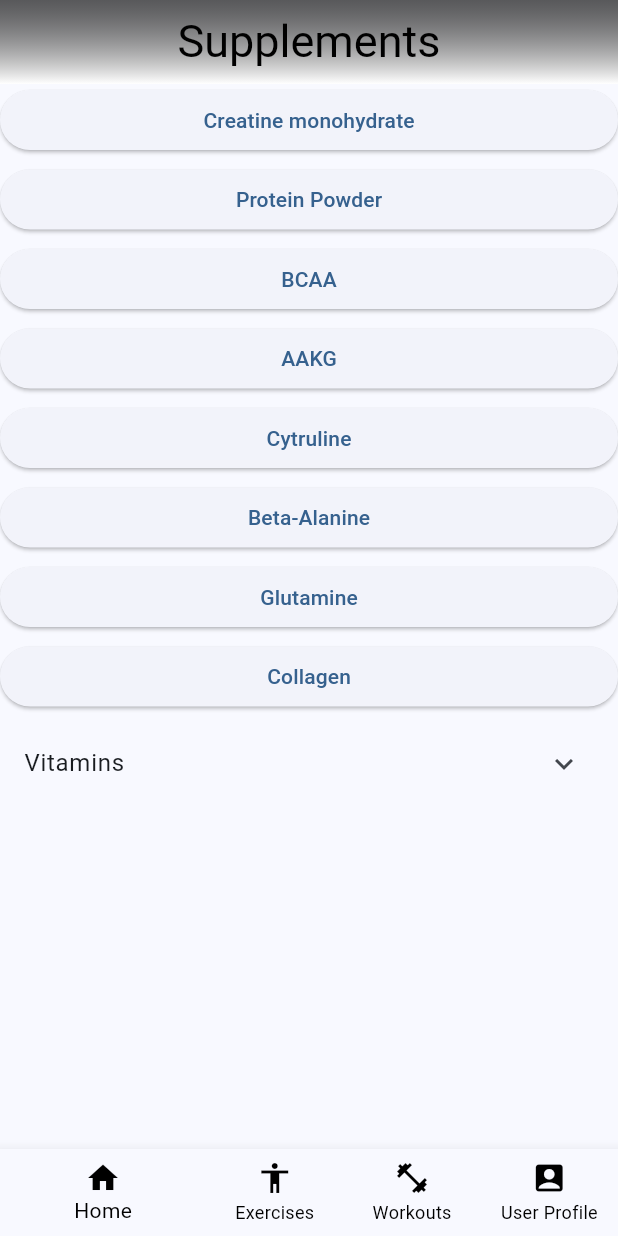
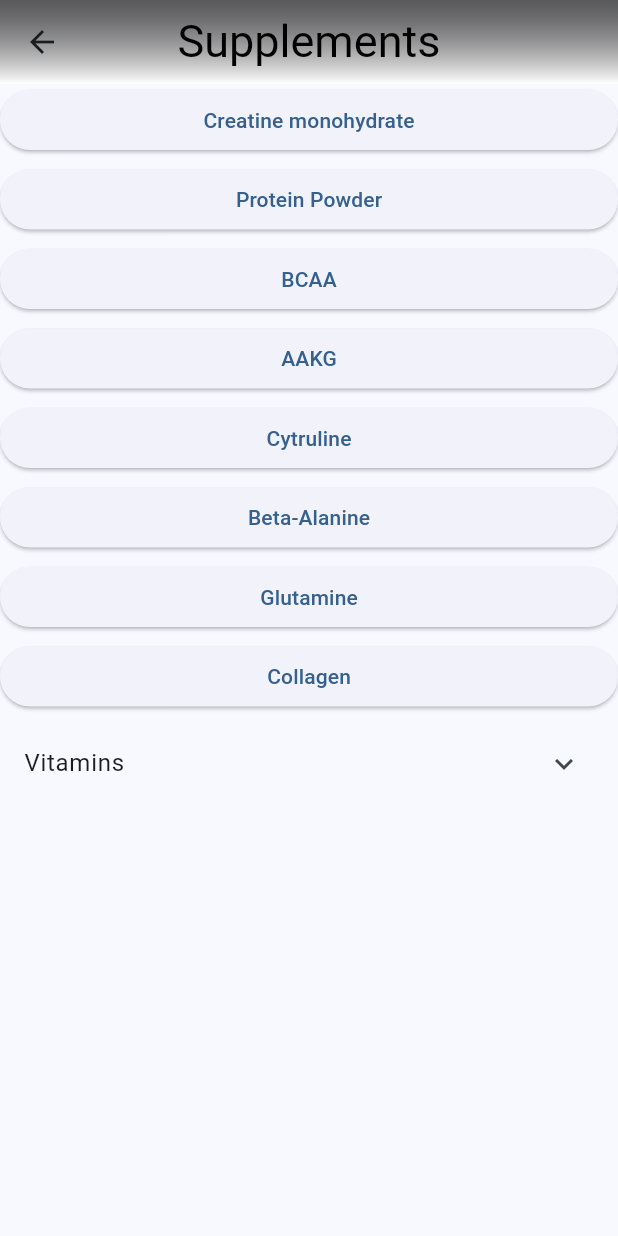
Before and after one commit to mateuszkasprzak94/fitness_prodigy, a Flutter app: the Features screen opened directly with empty values, after a tap on "SUPPLEMENTS", on a phone screen of 412 x 824 dp. Run offline on Flutter 3.47's test engine with Material 2 defaults, Android fonts, the phone set to English and light mode, and no system bars; our stand-ins replace bloc, cloud_firestore, firebase_auth, firebase_core, flutter_bloc, google_fonts and 1 more; accounts and stored records are empty; Roboto replaces fonts that are missing (Satisfy).

Commit message:
Remove buttons from features page

```diff
--- a/lib/app/features/features_page.dart
+++ b/lib/app/features/features_page.dart
@@ -58,10 +58,10 @@ class _FeaturesState extends State<Features> {
               fit: BoxFit.cover,
             ),
             SizedBox(height: 15),
-            ExerciseExamplesButton(),
-            SizedBox(height: 15),
-            WorkoutPlansButton(),
-            SizedBox(height: 15),
+            // ExerciseExamplesButton(),
+            // SizedBox(height: 15),
+            // WorkoutPlansButton(),
+            // SizedBox(height: 15),
             DietButton(),
             SizedBox(height: 15),
             SupplementsButton(),
@@ -78,8 +78,8 @@ class _FeaturesState extends State<Features> {
             SizedBox(height: 15),
             EventPlannerButton(),
             SizedBox(height: 15),
-            UserProfileButton(),
-            SizedBox(height: 15),
+            // UserProfileButton(),
+            // SizedBox(height: 15),
           ],
         ),
       ),
--- a/lib/app/features/supplements/supplements_page.dart
+++ b/lib/app/features/supplements/supplements_page.dart
@@ -1,6 +1,4 @@
 import 'package:firebase_auth/firebase_auth.dart';
-import 'package:fitness_prodigy/app/features/exercies_examples/exercies_examples_page.dart';
-import 'package:fitness_prodigy/app/features/features_page.dart';
 import 'package:fitness_prodigy/app/features/supplements/supplements_type/aakg_page.dart';
 import 'package:fitness_prodigy/app/features/supplements/supplements_type/bcaa_page.dart';
 import 'package:fitness_prodigy/app/features/supplements/supplements_type/beta_alanine_page.dart';
@@ -9,8 +7,6 @@ import 'package:fitness_prodigy/app/features/supplements/supplements_type/creati
 import 'package:fitness_prodigy/app/features/supplements/supplements_type/citrulline_page.dart';
 import 'package:fitness_prodigy/app/features/supplements/supplements_type/glutamine_page.dart';
 import 'package:fitness_prodigy/app/features/supplements/supplements_type/protein_powder_page.dart';
-import 'package:fitness_prodigy/app/features/user_profile/user_profile_page.dart';
-import 'package:fitness_prodigy/app/features/workout_plans/workout_plans_page.dart';
 import 'package:flutter/material.dart';
 import 'package:flutter/services.dart';
 import 'package:google_fonts/google_fonts.dart';
@@ -47,7 +43,7 @@ class _SupplementsPageState extends State<SupplementsPage> {
           ),
         ),
         systemOverlayStyle: SystemUiOverlayStyle.light,
-        automaticallyImplyLeading: false,
+        automaticallyImplyLeading: true,
       ),
       body: Center(
         child: ListView(
@@ -108,71 +104,6 @@ class _SupplementsPageState extends State<SupplementsPage> {
             ),
           ],
         ),
-      ),
-      bottomNavigationBar: BottomNavigationBar(
-        currentIndex: currentIndex,
-        onTap: (newIndex) {
-          setState(() {
-            currentIndex = newIndex;
-          });
-          if (newIndex == 0) {
-            Navigator.push(
-              context,
-              MaterialPageRoute(
-                builder: (_) => Features(
-                  user: widget.user,
-                ),
-              ),
-            );
-          } else if (newIndex == 1) {
-            Navigator.push(
-              context,
-              MaterialPageRoute(
-                builder: (_) => ExerciseExamplesPage(
-                  user: widget.user,
-                ),
-              ),
-            );
-          } else if (newIndex == 2) {
-            Navigator.push(
-              context,
-              MaterialPageRoute(
-                builder: (_) => WorkoutPlansPage(
-                  user: widget.user,
-                ),
-              ),
-            );
-          } else if (newIndex == 3) {
-            Navigator.push(
-              context,
-              MaterialPageRoute(
-                builder: (_) => UserProfilePage(user: widget.user),
-              ),
-            );
-          }
-        },
-        selectedItemColor: Colors.black,
-        unselectedItemColor: Colors.black,
-        showSelectedLabels: true,
-        showUnselectedLabels: true,
-        items: const [
-          BottomNavigationBarItem(
-            icon: Icon(Icons.home),
-            label: 'Home',
-          ),
-          BottomNavigationBarItem(
-            icon: Icon(Icons.accessibility),
-            label: 'Exercises',
-          ),
-          BottomNavigationBarItem(
-            icon: Icon(Icons.fitness_center),
-            label: 'Workouts',
-          ),
-          BottomNavigationBarItem(
-            icon: Icon(Icons.account_box),
-            label: 'User Profile',
-          ),
-        ],
       ),
     );
   }
```
